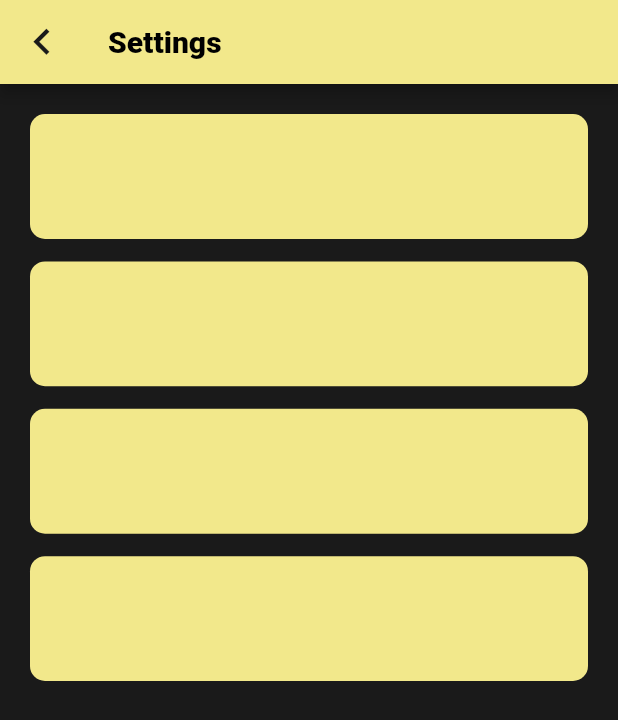
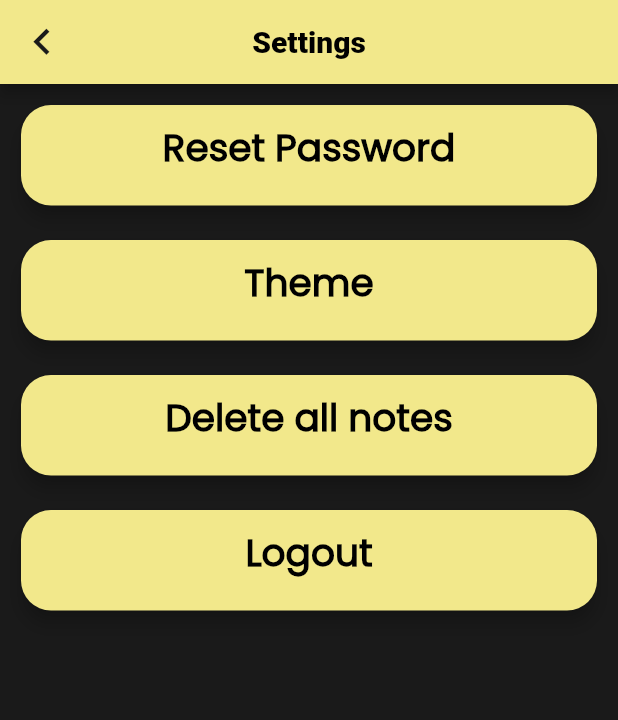
Before and after one commit to CreateJGN/mynotefy-Django-React, a Flutter app: the SettingsScreen screen opened by its route, on a phone screen of 412 x 824 dp. Shown: the top 720 px of the screen. Run offline on Flutter 3.47's test engine with Material 2 defaults, Android fonts, the phone set to English and light mode, and no system bars; our stand-ins replace animated_text_kit.

Commit message:
added resetpassword screen

```diff
--- a/App/lib/main.dart
+++ b/App/lib/main.dart
@@ -21,6 +21,7 @@ class MyApp extends StatelessWidget {
         ChangeNotifierProvider.value(value: Notes()),
       ],
       child: MaterialApp(
+        debugShowCheckedModeBanner: false,
           onGenerateRoute: AppRoutes.onGenerateRoute,
           initialRoute: RouteNames.splash),
     );
--- a/App/lib/routers/approutes.dart
+++ b/App/lib/routers/approutes.dart
@@ -5,6 +5,7 @@ import 'package:app/screens/loginscreen.dart';
 import 'package:app/screens/mainscreen.dart';
 import 'package:app/screens/notescreen.dart';
 import 'package:app/screens/registerscreen.dart';
+import 'package:app/screens/resetpassword.dart';
 import 'package:app/screens/settingsreen.dart';
 import 'package:app/screens/splash.dart';
 import 'package:flutter/material.dart';
@@ -26,6 +27,8 @@ class AppRoutes {
         return MaterialPageRoute<dynamic>(builder: (_) => SettingsScreen());
       case RouteNames.splash:
         return MaterialPageRoute<dynamic>(builder: (_) => Splashscreen());
+         case RouteNames.resetpasswordscreen:
+        return MaterialPageRoute<dynamic>(builder: (_) => ResetPassScreen());
       case RouteNames.noterscreen:
         var notes = settings.arguments as Note;
         return MaterialPageRoute<dynamic>(
--- a/App/lib/routers/routenames.dart
+++ b/App/lib/routers/routenames.dart
@@ -7,4 +7,5 @@ class RouteNames {
   static const String noterscreen = '/notesscreen';
   static const String sscreen = '/settings';
   static const String splash = '/splash';
+  static const String resetpasswordscreen ='/resetpassword';
 }
--- a/App/lib/screens/settingsreen.dart
+++ b/App/lib/screens/settingsreen.dart
@@ -1,9 +1,8 @@
-// ignore_for_file: prefer_const_constructors
-
 import 'package:app/constants.dart';
+import 'package:app/routers/routenames.dart';
+import 'package:app/screens/loginscreen.dart';
 import 'package:flutter/material.dart';
 
-// ignore: use_key_in_widget_constructors
 class SettingsScreen extends StatelessWidget {
   static const String id = 'settings_screen';
   @override
@@ -11,6 +10,7 @@ class SettingsScreen extends StatelessWidget {
     return Scaffold(
       backgroundColor: kbgcolor,
       appBar: AppBar(
+        centerTitle: true,
         title: Text(
           'Settings',
           style: TextStyle(color: Colors.black, fontSize: 20),
@@ -29,61 +29,73 @@ class SettingsScreen extends StatelessWidget {
         automaticallyImplyLeading: false,
       ),
       body: Padding(
-        padding: const EdgeInsets.only(
-            right: 20.0, left: 20.0, top: 20.0, bottom: 370),
+        padding: const EdgeInsets.all(10),
         child: Column(
           children: <Widget>[
-            Expanded(
-              child: GestureDetector(
-                onTap: () {
-                  print('xd');
-                },
-                child: Container(
-                  decoration: BoxDecoration(
-                      borderRadius: BorderRadius.circular(10), color: kyellow),
-                ),
-              ),
+            GestureDetector(
+              onTap: () {
+                Navigator.pushNamed(context, RouteNames.resetpasswordscreen);
+              },
+              child: Sizedboxop(patanahi: 'Reset Password'),
             ),
             SizedBox(height: 15),
-            Expanded(
-              child: GestureDetector(
+            GestureDetector(
                 onTap: () {
                   print('lmao');
                 },
-                child: Container(
-                  decoration: BoxDecoration(
-                      borderRadius: BorderRadius.circular(10), color: kyellow),
-                ),
-              ),
-            ),
+                child: Sizedboxop(patanahi: 'Theme')),
             SizedBox(height: 15),
-            Expanded(
-              child: GestureDetector(
-                // ignore: avoid_print
+            GestureDetector(
                 onTap: () {
                   print('hello');
                 },
-                child: Container(
-                  decoration: BoxDecoration(
-                      borderRadius: BorderRadius.circular(10), color: kyellow),
-                ),
-              ),
-            ),
+                child: Sizedboxop(patanahi: 'Delete all notes')),
             SizedBox(height: 15),
-            Expanded(
-              child: GestureDetector(
+            GestureDetector(
                 onTap: () {
-                  print('object');
+                  Navigator.pushNamed(context, RouteNames.mainscreen);
                 },
-                child: Container(
-                  decoration: BoxDecoration(
-                      borderRadius: BorderRadius.circular(10), color: kyellow),
-                ),
-              ),
-            ),
+                child: Sizedboxop(patanahi: 'Logout')),
           ],
         ),
       ),
     );
   }
 }
+
+class Sizedboxop extends StatelessWidget {
+  final String patanahi;
+  Sizedboxop({required this.patanahi});
+
+
+  @override
+  Widget build(BuildContext context) {
+    return SizedBox(
+      height: 75,
+      width: 400,
+      child: Card(
+        shape: RoundedRectangleBorder(
+          borderRadius: BorderRadius.circular(
+            20,
+          ),
+        ),
+        color: kyellow,
+        elevation: 5,
+        child: Padding(
+          padding: const EdgeInsets.all(10.0),
+          child: Text(
+            patanahi,
+
+            textAlign: TextAlign.center,
+            style: TextStyle(
+              fontFamily: 'Poppins',
+              fontWeight: FontWeight.bold,
+              color: Colors.black,
+              fontSize: 25,
+            ),
+          ),
+        ),
+      ),
+    );
+  }
+}
```
Also changed, not shown: App/lib/screens/resetpassword.dart (+12 -10 lines).
